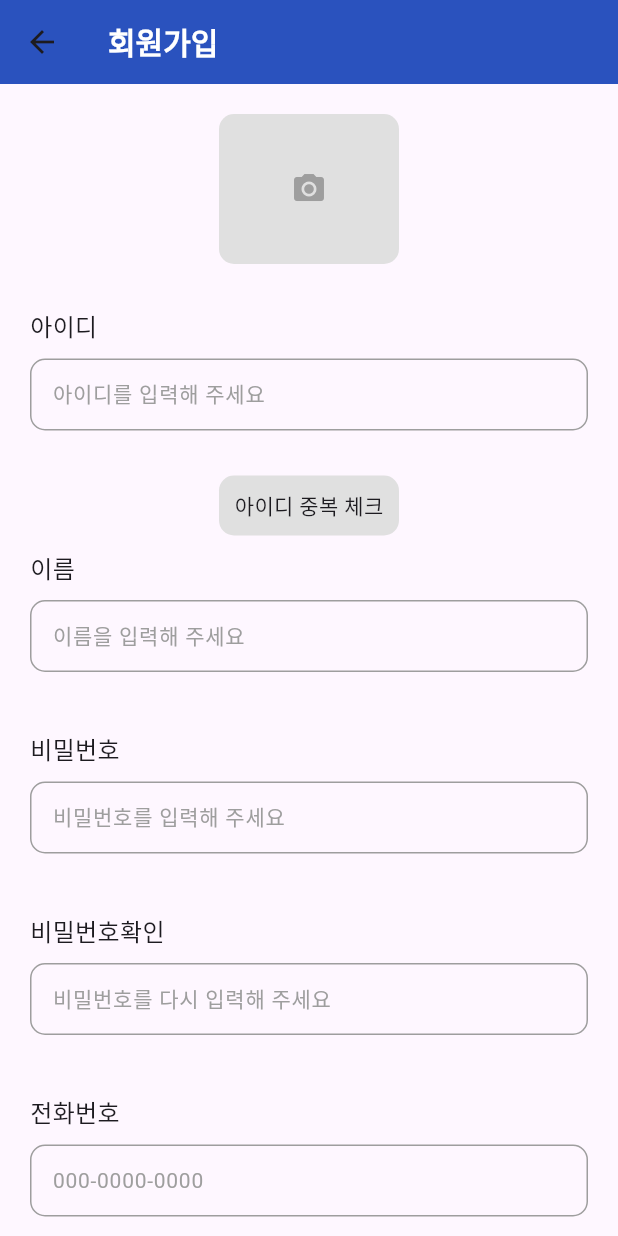
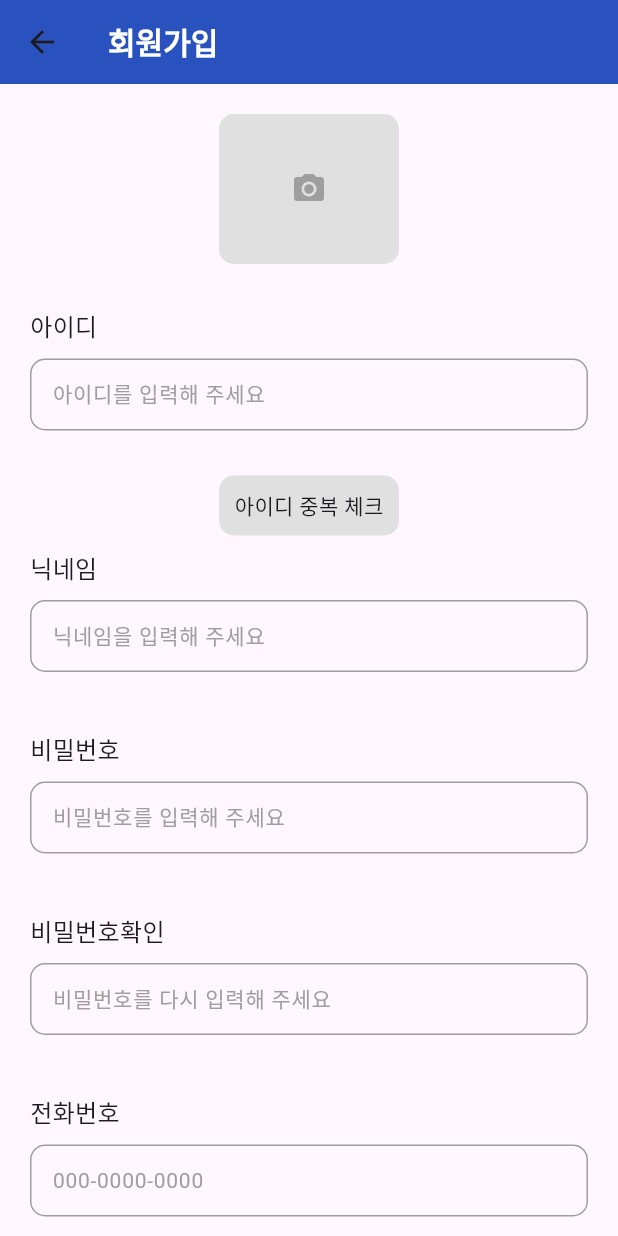
Before and after one commit to korea-pet-helper/korea-pet-help-diary, a Flutter app: the JoinPage screen opened directly, on a phone screen of 412 x 824 dp. Run offline on Flutter 3.47's test engine with Material 3 defaults, Android fonts, the phone set to English and light mode, and no system bars; our stand-ins replace cloud_firestore, dio, firebase_core, firebase_storage, flutter_riverpod, geolocator and 1 more; accounts and stored records are empty.

Commit message:
design: theme 적용. comment: 일부 주석 추가

```diff
--- a/lib/ui/pages/join/join_page.dart
+++ b/lib/ui/pages/join/join_page.dart
@@ -101,6 +101,8 @@ class _JoinPageState extends ConsumerState<JoinPage> {
           child: SingleChildScrollView(
             child: Padding(
               padding: EdgeInsets.symmetric(horizontal: 20),
+              child: SizedBox(
+                height: 1200,
                 child: Column(
                   children: [
                     SizedBox(height: 20),
@@ -139,12 +141,11 @@ class _JoinPageState extends ConsumerState<JoinPage> {
                       },
                       errorText: idError,
                     ),
-                  // Firestore 패키지 임포트
                     GestureDetector(
                       onTap: () async {
                         if (idTextEditingController.text.length >= 5) {
-                        String userId =
-                            idTextEditingController.text.trim(); // 입력된 아이디 가져오기
+                          String userId = idTextEditingController.text
+                              .trim(); // 입력된 아이디 가져오기
 
                           if (userId.isEmpty) {
                             // 아이디가 비어있을 경우 에러 처리
@@ -176,6 +177,7 @@ class _JoinPageState extends ConsumerState<JoinPage> {
                         }
                       },
                       child: Container(
+                        //아이디 중복 체크 ui
                         height: 40,
                         width: 120,
                         decoration: BoxDecoration(
@@ -189,10 +191,9 @@ class _JoinPageState extends ConsumerState<JoinPage> {
                         ),
                       ),
                     ),
-
                     joinTextfeildMethod.buildInputField(
-                    title: '이름',
-                    hintText: '이름을 입력해 주세요',
+                      title: '닉네임',
+                      hintText: '닉네임을 입력해 주세요',
                       textEditingController: nameTextEditingController,
                       inputFormatters: [
                         LengthLimitingTextInputFormatter(20),
@@ -200,7 +201,7 @@ class _JoinPageState extends ConsumerState<JoinPage> {
                       onChanged: (value) {
                         setState(() {
                           if (value.length < 1) {
-                          nameError = '이름은 최소 1자 이상이어야 합니다.';
+                            nameError = '닉네임은 최소 1자 이상이어야 합니다.';
                           } else {
                             nameError = '';
                             namePass = true;
@@ -326,7 +327,8 @@ class _JoinPageState extends ConsumerState<JoinPage> {
                               ),
                               enabledBorder: OutlineInputBorder(
                                 borderRadius: BorderRadius.circular(10),
-                              borderSide: const BorderSide(color: Colors.grey),
+                                borderSide:
+                                    const BorderSide(color: Colors.grey),
                               ),
                               enabled: false,
                             ),
@@ -356,7 +358,8 @@ class _JoinPageState extends ConsumerState<JoinPage> {
                                   image: url, // 이미지 경로
                                   local: localTextEditingController.text.trim(),
                                   localCode: localCode,
-                                nickname: nameTextEditingController.text.trim(),
+                                  nickname:
+                                      nameTextEditingController.text.trim(),
                                   password:
                                       passwordTextEditingController.text.trim(),
                                   phone: phoneTextEditingController.text.trim(),
@@ -367,8 +370,9 @@ class _JoinPageState extends ConsumerState<JoinPage> {
                                 );
                                 ScaffoldMessenger.of(context)
                                     .showSnackBar(SnackBar(
-                                content: Text('회원가입이 완료되었습니다!'),
+                                  content: Text('회원가입이 완료되었습니다! 로그인 해주세요.'),
                                 ));
+                                Navigator.pop(context);
                               } catch (e) {
                                 ScaffoldMessenger.of(context)
                                     .showSnackBar(SnackBar(
@@ -377,19 +381,10 @@ class _JoinPageState extends ConsumerState<JoinPage> {
                               }
                             }
                           : null,
-                    style: ElevatedButton.styleFrom(
-                      backgroundColor: Color(0xFF2A52BE),
-                      foregroundColor: Colors.white,
-                      minimumSize: Size(double.infinity, 50),
-                      elevation: 5,
-                      shape: RoundedRectangleBorder(
-                        borderRadius: BorderRadius.circular(10),
-                      ),
-                    ),
                       child: Text(
                         '가입하기',
-                      style:
-                          TextStyle(fontSize: 16, fontWeight: FontWeight.bold),
+                        style: TextStyle(
+                            fontSize: 16, fontWeight: FontWeight.bold),
                       ),
                     ),
                   ],
@@ -398,6 +393,7 @@ class _JoinPageState extends ConsumerState<JoinPage> {
             ),
           ),
         ),
+      ),
     );
   }
 }
--- a/lib/util/vworld_repository.dart
+++ b/lib/util/vworld_repository.dart
@@ -6,7 +6,7 @@ class VworldRepository {
     validateStatus: (status) => true,
   ));
 
-  //gps 좌표로 행정구역 가져오기
+  //gps 좌표로 행정구역 및 로컬코드드 가져오기
   Future<List<Map<String, String>>> findByLatLng({
     required double lat,
     required double lng,
@@ -27,8 +27,8 @@ class VworldRepository {
       return List.of(response.data['response']['result']['featureCollection']
               ['features'])
           .map((e) => {
-                'full_nm': e['properties']['full_nm'].toString(),
-                'emd_cd': e['properties']['emd_cd'].toString(),
+                'full_nm': e['properties']['full_nm'].toString(), //행정구역명
+                'emd_cd': e['properties']['emd_cd'].toString(), //로컬코드
               })
           .toList();
     }
```
Lines whose indentation alone changed are shown as unchanged.
